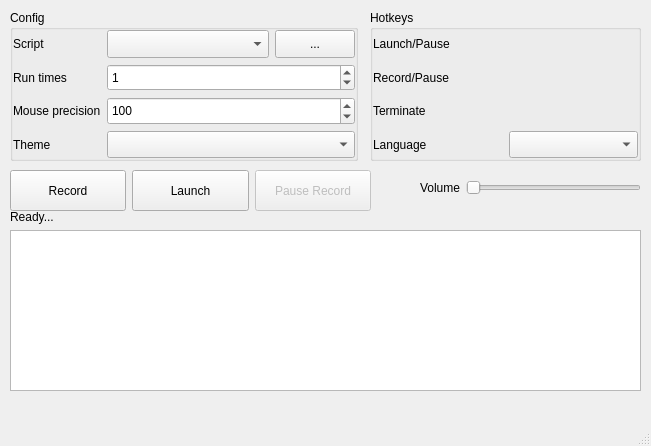
Before: the Qt Designer form UIView.ui in taojy123/KeymouseGo, drawn with Qt 5.
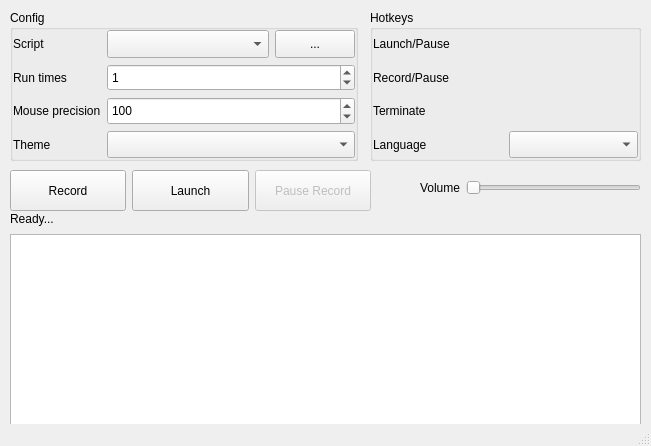
After: the same form once the commit is applied. Icons and pictures are not drawn.

Commit message: refactor: change style in interface

```diff
--- a/UIView.ui
+++ b/UIView.ui
@@ -155,7 +155,7 @@
       <x>10</x>
       <y>210</y>
       <width>631</width>
-      <height>181</height>
+      <height>216</height>
      </rect>
     </property>
     <layout class="QVBoxLayout" name="verticalLayout">
```
Left out of the diff: 18 changed lines with no effect on the pictures. The commit also changes 3 other files.
